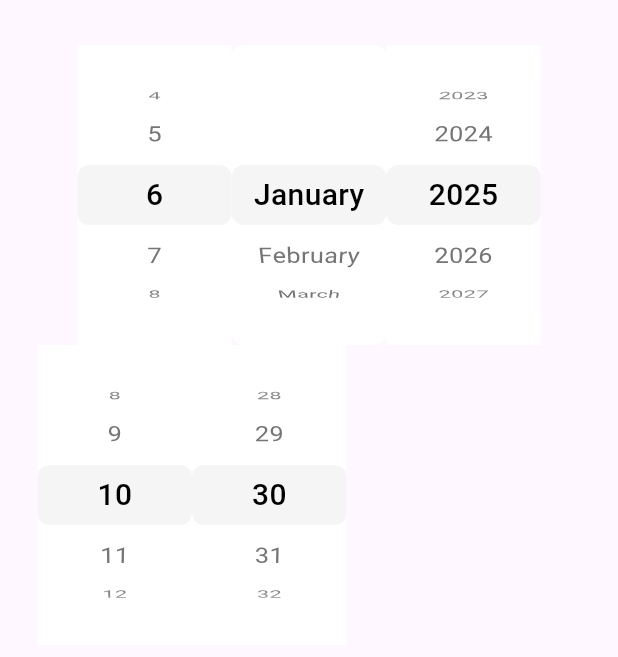
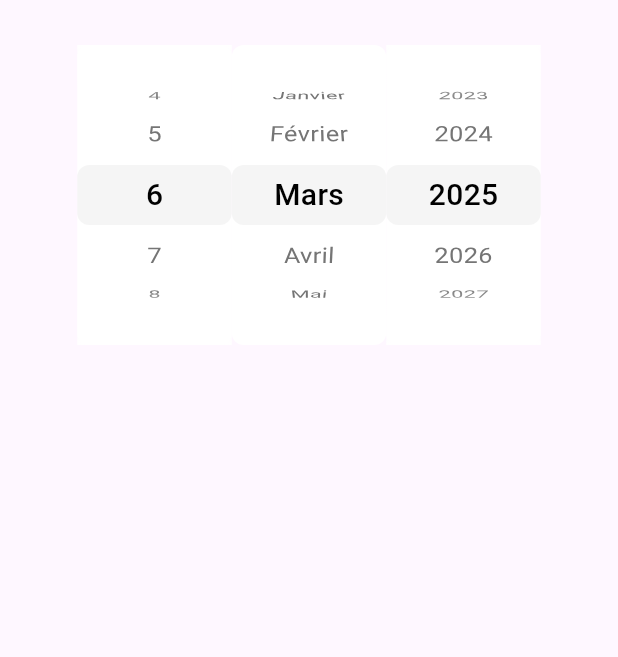
Before and after one commit to inesachour/awesome_datetime_picker, a Flutter app: the screen it shows after launch, on a phone screen of 412 x 824 dp, the part 84-741 px from its top. Run offline on Flutter 3.47's test engine with Material 3 defaults, Android fonts, the phone set to English and light mode, and no system bars.

Commit message:
implement locale and date formats

```diff
--- a/example/lib/main.dart
+++ b/example/lib/main.dart
@@ -39,7 +39,10 @@ class _CalendarState extends State<Calendar> {
           Container(
             margin: const EdgeInsets.symmetric(horizontal: 20, vertical: 25),
             padding: const EdgeInsets.all(5),
-            child: AwesomeDatePicker(),
+            child: AwesomeDatePicker(
+              dateFormat: AwesomeDateFormat.dMMy,
+              locale: LocaleType.fr,
+            ),
           ),
         ],
       ),
--- a/lib/awesome_datetime_picker.dart
+++ b/lib/awesome_datetime_picker.dart
@@ -1,3 +1,5 @@
 library awesome_datetime_picker;
 
 export 'package:awesome_datetime_picker/src/widgets/awesome%20widgets/date%20picker/awesome_date_picker.dart';
+export 'package:awesome_datetime_picker/src/data/format.dart';
+export 'package:awesome_datetime_picker/src/data/locale.dart';
--- /dev/null
+++ b/lib/src/data/format.dart
@@ -0,0 +1,29 @@
+enum AwesomeDateFormat {
+  dMy([PickerType.day, PickerType.month_number, PickerType.year]),
+  dMMy([PickerType.day, PickerType.month_text, PickerType.year]),
+  yMd([PickerType.year, PickerType.month_number, PickerType.day]),
+  yMMd([PickerType.year, PickerType.month_text, PickerType.day]);
+
+  final List<PickerType> value;
+
+  const AwesomeDateFormat(this.value);
+}
+
+enum AwesomeTimeFormat {
+  //hm([PickerType.hour_12, PickerType.minute]),
+  Hm([PickerType.hour_24, PickerType.minute]);
+
+  final List<PickerType> value;
+
+  const AwesomeTimeFormat(this.value);
+}
+
+enum PickerType {
+  day,
+  month_number,
+  month_text,
+  year,
+  hour_12,
+  hour_24,
+  minute,
+}
--- /dev/null
+++ b/lib/src/data/locale.dart
@@ -0,0 +1,8 @@
+enum LocaleType {
+  en,
+  fr,
+  de,
+  es,
+  it,
+  ar,
+}
--- a/lib/src/utils/awesome_date_utils.dart
+++ b/lib/src/utils/awesome_date_utils.dart
@@ -1,9 +1,113 @@
-import 'package:intl/intl.dart';
+import 'package:awesome_datetime_picker/awesome_datetime_picker.dart';
 
 class AwesomeDateUtils {
-  static List<String> getMonthNames(String locale) {
-    return List.generate(12, (index) {
-      return DateFormat.MMMM(locale).format(DateTime(2025, index + 1, 1));
-    });
+  static List<String> getMonthNames(LocaleType locale) {
+    switch (locale) {
+      case LocaleType.en:
+        return [
+          'January',
+          'February',
+          'March',
+          'April',
+          'May',
+          'June',
+          'July',
+          'August',
+          'September',
+          'October',
+          'November',
+          'December'
+        ];
+      case LocaleType.fr:
+        return [
+          'Janvier',
+          'Février',
+          'Mars',
+          'Avril',
+          'Mai',
+          'Juin',
+          'Juillet',
+          'Août',
+          'Septembre',
+          'Octobre',
+          'Novembre',
+          'Décembre'
+        ];
+      case LocaleType.de:
+        return [
+          'Januar',
+          'Februar',
+          'März',
+          'April',
+          'Mai',
+          'Juni',
+          'Juli',
+          'August',
+          'September',
+          'Oktober',
+          'November',
+          'Dezember'
+        ];
+      case LocaleType.es:
+        return [
+          'Enero',
+          'Febrero',
+          'Marzo',
+          'Abril',
+          'Mayo',
+          'Junio',
+          'Julio',
+          'Agosto',
+          'Septiembre',
+          'Octubre',
+          'Noviembre',
+          'Diciembre'
+        ];
+      case LocaleType.it:
+        return [
+          'Gennaio',
+          'Febbraio',
+          'Marzo',
+          'Aprile',
+          'Maggio',
+          'Giugno',
+          'Luglio',
+          'Agosto',
+          'Settembre',
+          'Ottobre',
+          'Novembre',
+          'Dicembre'
+        ];
+      case LocaleType.ar:
+        return [
+          'يناير',
+          'فبراير',
+          'مارس',
+          'أبريل',
+          'مايو',
+          'يونيو',
+          'يوليو',
+          'أغسطس',
+          'سبتمبر',
+          'أكتوبر',
+          'نوفمبر',
+          'ديسمبر'
+        ];
+      default:
+        return [
+          'January',
+          'February',
+          'March',
+          'April',
+          'May',
+          'June',
+          'July',
+          'August',
+          'September',
+          'October',
+          'November',
+          'December'
+        ];
+    }
   }
 }
--- a/lib/src/widgets/awesome widgets/date picker/awesome_date_picker.dart
+++ b/lib/src/widgets/awesome widgets/date picker/awesome_date_picker.dart
@@ -1,8 +1,7 @@
+import 'package:awesome_datetime_picker/awesome_datetime_picker.dart';
 import 'package:awesome_datetime_picker/src/widgets/awesome%20widgets/date%20picker/awesome_day_picker_widget.dart';
 import 'package:awesome_datetime_picker/src/widgets/awesome%20widgets/date%20picker/awesome_month_picker.dart';
 import 'package:awesome_datetime_picker/src/widgets/awesome%20widgets/date%20picker/awesome_year_picker_widget.dart';
-import 'package:awesome_datetime_picker/src/widgets/awesome%20widgets/timer%20picker/awesome_hour_picker_widget.dart';
-import 'package:awesome_datetime_picker/src/widgets/awesome%20widgets/timer%20picker/awesome_minute_picker_widget.dart';
 import 'package:flutter/material.dart';
 
 class AwesomeDatePicker extends StatefulWidget {
@@ -11,13 +10,15 @@ class AwesomeDatePicker extends StatefulWidget {
     this.minDate,
     this.maxDate,
     this.initialDate,
-    this.locale,
+    this.locale = LocaleType.en,
+    this.dateFormat = AwesomeDateFormat.dMy,
   });
 
   DateTime? minDate;
   DateTime? maxDate;
   DateTime? initialDate;
-  String? locale;
+  LocaleType locale;
+  AwesomeDateFormat dateFormat;
 
   @override
   State<AwesomeDatePicker> createState() => _AwesomeDatePickerState();
@@ -45,8 +46,9 @@ class _AwesomeDatePickerState extends State<AwesomeDatePicker> {
       children: [
         Row(
           mainAxisAlignment: MainAxisAlignment.center,
-          children: [
-            AwesomeDayPicker(
+          children: List.generate(3, (index) {
+            if (widget.dateFormat.value[index] == PickerType.day) {
+              return AwesomeDayPicker(
                 selectedDay: selectedDate.day,
                 maxDay: DateUtils.getDaysInMonth(
                     selectedDate.year, selectedDate.month),
@@ -56,22 +58,9 @@ class _AwesomeDatePickerState extends State<AwesomeDatePicker> {
                         DateTime(selectedDate.year, selectedDate.month, value);
                   });
                 },
-            ),
-            AwesomeMonthPicker(
-              selectedMonth: selectedDate.month,
-              onSelectedMonthChanged: (value) {
-                setState(() {
-                  int day = selectedDate.day;
-                  int daysInMonth =
-                      DateUtils.getDaysInMonth(selectedDate.year, value);
-                  if (selectedDate.day > daysInMonth) {
-                    day = daysInMonth;
-                  }
-                  selectedDate = DateTime(selectedDate.year, value, day);
-                });
-              },
-            ),
-            AwesomeYearPicker(
+              );
+            } else if (widget.dateFormat.value[index] == PickerType.year) {
+              return AwesomeYearPicker(
                 selectedYear: selectedDate.year,
                 maxYear: maxDate.year,
                 minYear: minDate.year,
@@ -86,20 +75,46 @@ class _AwesomeDatePickerState extends State<AwesomeDatePicker> {
                     selectedDate = DateTime(value, selectedDate.month, day);
                   });
                 },
-            ),
-          ],
-        ),
-        Row(
-          children: [
-            AwesomeHourPicker(
-              selectedHour: selectedDate.hour,
-              onSelectedHourChanged: (value) {},
-            ),
-            AwesomeMinutePicker(
-              selectedMinute: selectedDate.minute,
-              onSelectedMinuteChanged: (value) {},
-            ),
-          ],
+              );
+            } else if (widget.dateFormat.value[index] ==
+                PickerType.month_text) {
+              return AwesomeMonthPicker(
+                selectedMonth: selectedDate.month,
+                isNumber: false,
+                locale: widget.locale,
+                onSelectedMonthChanged: (value) {
+                  setState(() {
+                    int day = selectedDate.day;
+                    int daysInMonth =
+                        DateUtils.getDaysInMonth(selectedDate.year, value);
+                    if (selectedDate.day > daysInMonth) {
+                      day = daysInMonth;
+                    }
+                    selectedDate = DateTime(selectedDate.year, value, day);
+                  });
+                },
+              );
+            } else if (widget.dateFormat.value[index] ==
+                PickerType.month_number) {
+              return AwesomeMonthPicker(
+                selectedMonth: selectedDate.month,
+                locale: widget.locale,
+                onSelectedMonthChanged: (value) {
+                  setState(() {
+                    int day = selectedDate.day;
+                    int daysInMonth =
+                        DateUtils.getDaysInMonth(selectedDate.year, value);
+                    if (selectedDate.day > daysInMonth) {
+                      day = daysInMonth;
+                    }
+                    selectedDate = DateTime(selectedDate.year, value, day);
+                  });
+                },
+              );
+            } else {
+              return Container();
+            }
+          }),
         ),
       ],
     );
--- a/lib/src/widgets/awesome widgets/date picker/awesome_month_picker.dart
+++ b/lib/src/widgets/awesome widgets/date picker/awesome_month_picker.dart
@@ -1,16 +1,20 @@
+import 'package:awesome_datetime_picker/awesome_datetime_picker.dart';
 import 'package:awesome_datetime_picker/src/utils/awesome_date_utils.dart';
 import 'package:awesome_datetime_picker/src/widgets/custom%20pickers/custom_number_picker_widget.dart';
 import 'package:awesome_datetime_picker/src/widgets/custom%20pickers/custom_text_picker_widget.dart';
 import 'package:flutter/material.dart';
 
 class AwesomeMonthPicker extends StatefulWidget {
-  AwesomeMonthPicker({
-    super.key,
+  AwesomeMonthPicker(
+      {super.key,
       required this.selectedMonth,
       required this.onSelectedMonthChanged,
-  });
+      required this.locale,
+      this.isNumber = true});
   int selectedMonth;
   Function(int) onSelectedMonthChanged;
+  bool isNumber;
+  LocaleType locale;
 
   @override
   State<AwesomeMonthPicker> createState() => _AwesomeMonthPickerState();
@@ -21,21 +25,22 @@ class _AwesomeMonthPickerState extends State<AwesomeMonthPicker> {
 
   @override
   void initState() {
-    months = AwesomeDateUtils.getMonthNames('en_US');
+    months = AwesomeDateUtils.getMonthNames(widget.locale);
     super.initState();
   }
 
   @override
   Widget build(BuildContext context) {
-    return /*CustomNumberPicker(
+    return widget.isNumber
+        ? CustomNumberPicker(
             initialValue: widget.selectedMonth,
             maxValue: 12,
             minValue: 1,
             onSelectedItemChanged: widget.onSelectedMonthChanged,
-    );*/
-        CustomTextPicker(
+          )
+        : CustomTextPicker(
             items: months,
-      initialValue: months[0],
+            initialValue: months[widget.selectedMonth - 1],
             onSelectedItemChanged: widget.onSelectedMonthChanged,
           );
   }
--- a/pubspec.yaml
+++ b/pubspec.yaml
@@ -10,7 +10,6 @@ environment:
 dependencies:
   flutter:
     sdk: flutter
-  intl: ^0.20.2
 
 dev_dependencies:
   flutter_test:
```
Lines whose indentation alone changed are shown as unchanged.
